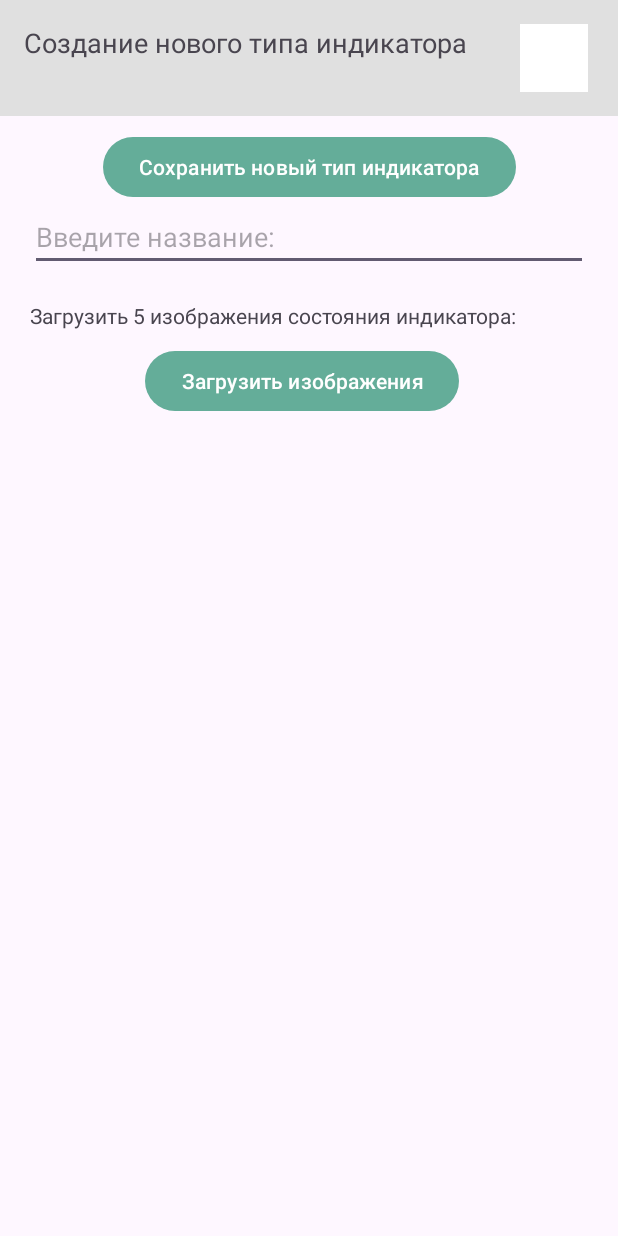
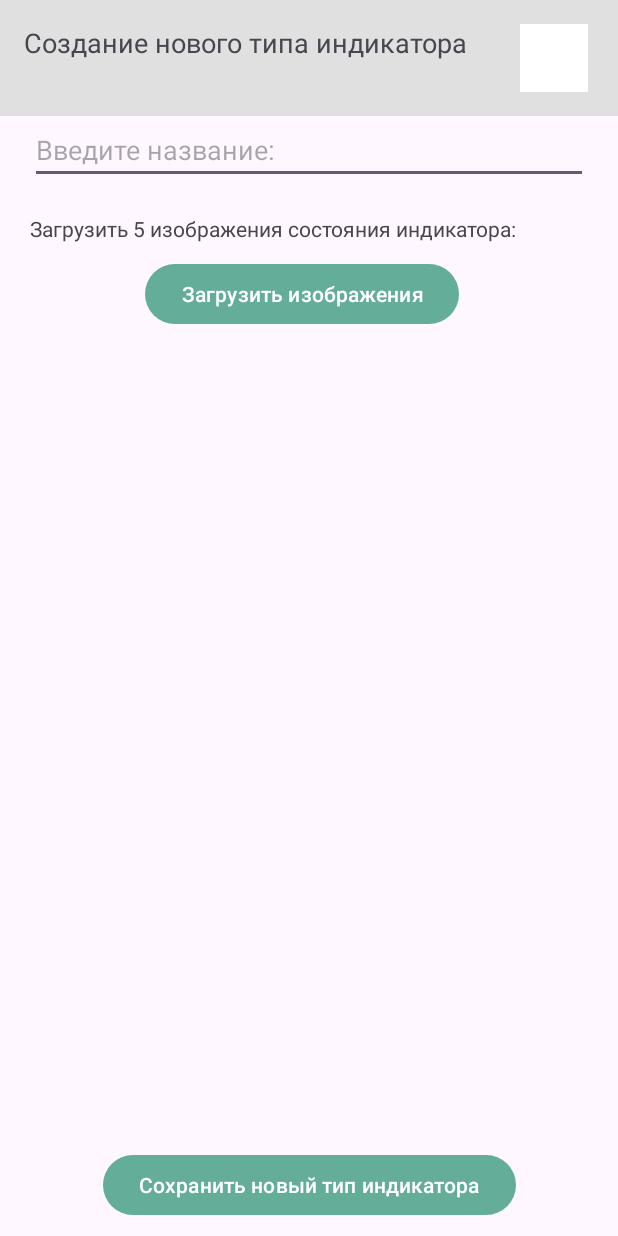
Before and after one commit to NastyaKuznet/FocusTime, an Android app: the fragment NewTypeIndicatorFragment shown on its own in the app's theme, on a phone screen of 412 x 824 dp. Run offline under Robolectric (Android 15) with nearby library versions, the phone set to English and light mode, and no system bars; libraries missing offline, so code that uses them is left out: by.kirich1409.viewbindingdelegate; network calls fail; 5 statements that could not run were skipped.

Commit message:
correct shit

```diff
--- a/app/src/main/java/com/example/focustime/presentation/accountUser/AccountUserFragment.kt
+++ b/app/src/main/java/com/example/focustime/presentation/accountUser/AccountUserFragment.kt
@@ -131,7 +131,7 @@ class AccountUserFragment() : Fragment(R.layout.fragment_account_user) {
         }
 
         binding.exitAccount.setOnClickListener{
-            viewModel.deleteUserIdLocale(userId)
+            viewModel.deleteUserIdLocale(requireContext())
             findNavController().navigate(R.id.registrationFragment)
             clearShared()
         }
--- a/app/src/main/res/layout/fragment_indicators.xml
+++ b/app/src/main/res/layout/fragment_indicators.xml
@@ -54,7 +54,6 @@
         android:id="@+id/createIndicatorButton"
         android:layout_width="match_parent"
         android:layout_height="wrap_content"
-        android:backgroundTint="#4F5B59"
         android:text="Создать новый тип индикатора"
         android:layout_margin="16dp"
         app:backgroundTint="@color/button_color"
--- a/app/src/main/res/layout/fragment_new_type_indicator.xml
+++ b/app/src/main/res/layout/fragment_new_type_indicator.xml
@@ -4,11 +4,6 @@
     android:layout_height="match_parent"
     xmlns:app="http://schemas.android.com/apk/res-auto">
 
-    <androidx.constraintlayout.widget.ConstraintLayout
-        android:id="@+id/content"
-        android:layout_width="match_parent"
-        android:layout_height="wrap_content"
-        app:layout_constraintTop_toTopOf="parent">
     <LinearLayout
         android:id="@+id/ll_head"
         android:layout_width="match_parent"
@@ -35,17 +30,12 @@
             android:background="@color/white"/>
     </LinearLayout>
 
-        <Button
-            android:id="@+id/save"
-            android:layout_width="wrap_content"
-            android:layout_height="wrap_content"
-            android:layout_marginTop="10dp"
-            android:layout_marginBottom="10dp"
-            android:text="Сохранить новый тип индикатора"
+    <androidx.constraintlayout.widget.ConstraintLayout
+        android:id="@+id/content"
+        android:layout_width="match_parent"
+        android:layout_height="0dp"
         app:layout_constraintTop_toBottomOf="@id/ll_head"
-            app:layout_constraintStart_toStartOf="parent"
-            app:layout_constraintEnd_toEndOf="parent"
-            app:backgroundTint="@color/button_color"/>
+        app:layout_constraintBottom_toBottomOf="parent">
 
         <EditText
             android:id="@+id/et_input_name"
@@ -54,7 +44,7 @@
             android:layout_marginStart="20dp"
             android:layout_marginEnd="20dp"
             android:hint="Введите название:"
-            app:layout_constraintTop_toBottomOf="@id/save"
+            app:layout_constraintTop_toTopOf="parent"
             app:layout_constraintStart_toStartOf="parent"/>
 
         <TextView
@@ -81,8 +71,9 @@
 
         <ScrollView
             android:layout_width="match_parent"
-            android:layout_height="wrap_content"
-            app:layout_constraintTop_toBottomOf="@id/load">
+            android:layout_height="0dp"
+            app:layout_constraintTop_toBottomOf="@id/load"
+            app:layout_constraintBottom_toTopOf="@id/save">
             <LinearLayout
                 android:id="@+id/container_images"
                 android:layout_width="match_parent"
@@ -91,6 +82,18 @@
                 />
         </ScrollView>
 
+
+        <Button
+            android:id="@+id/save"
+            android:layout_width="wrap_content"
+            android:layout_height="wrap_content"
+            android:layout_marginTop="10dp"
+            android:layout_marginBottom="10dp"
+            android:text="Сохранить новый тип индикатора"
+            app:layout_constraintBottom_toBottomOf="parent"
+            app:layout_constraintStart_toStartOf="parent"
+            app:layout_constraintEnd_toEndOf="parent"
+            app:backgroundTint="@color/button_color"/>
     </androidx.constraintlayout.widget.ConstraintLayout>
 
     <ProgressBar
--- a/app/src/main/res/layout/fragment_open_type_indicator.xml
+++ b/app/src/main/res/layout/fragment_open_type_indicator.xml
@@ -35,7 +35,6 @@
         android:id="@+id/content"
         android:layout_width="match_parent"
         android:layout_height="0dp"
-        android:orientation="vertical"
         app:layout_constraintTop_toBottomOf="@id/ll_head"
         app:layout_constraintBottom_toBottomOf="parent">
         <TextView
```
Also changed, not shown: app/src/main/java/com/example/focustime/presentation/accountUser/AccountUserFragmentViewModel.kt (+8 -8 lines). Lines whose indentation alone changed are shown as unchanged.
